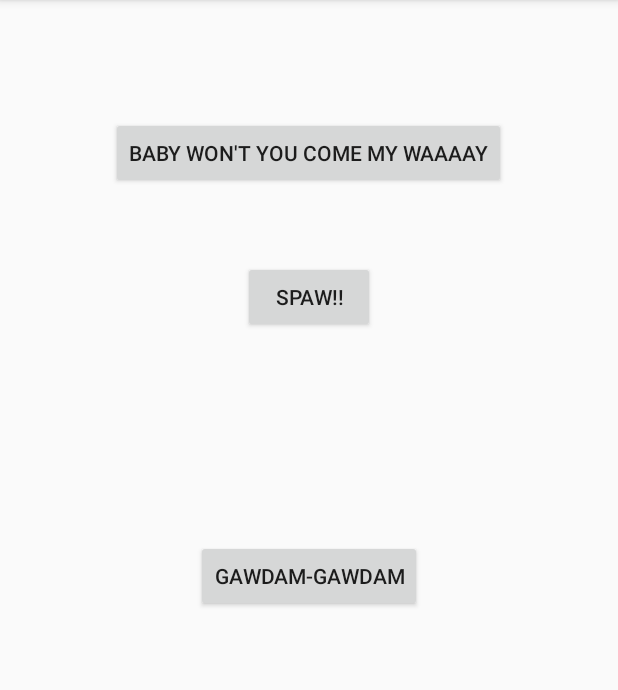
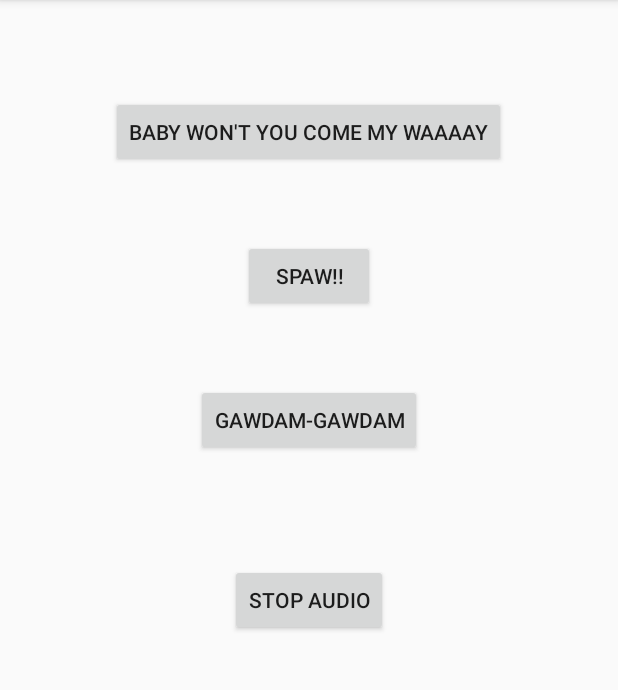
Before and after one commit to BGR360/BabyWontYouComeMyWay, an Android app: the screen it shows after launch (MainActivity), on a phone screen of 412 x 824 dp, the part 84-774 px from its top. Run offline under Robolectric (Android 15) with nearby library versions, the phone set to English and light mode, and no system bars.

Commit message:
Programmed the Buddins

```diff
--- a/app/src/main/java/com/example/ben/babywontyoucomemyway/MainActivity.java
+++ b/app/src/main/java/com/example/ben/babywontyoucomemyway/MainActivity.java
@@ -1,16 +1,22 @@
 package com.example.ben.babywontyoucomemyway;
 
+import android.graphics.PorterDuff;
 import android.os.Bundle;
 import android.support.design.widget.FloatingActionButton;
 import android.support.design.widget.Snackbar;
 import android.support.v7.app.AppCompatActivity;
 import android.support.v7.widget.Toolbar;
+import android.view.MotionEvent;
 import android.view.View;
 import android.view.Menu;
 import android.view.MenuItem;
+import android.widget.Button;
+import android.widget.Toast;
 
-public class MainActivity extends AppCompatActivity
+public class MainActivity extends AppCompatActivity implements View.OnClickListener
 {
+
+    Button babyButton, spawButton, gawdamButton, stopButton;
 
     @Override
     protected void onCreate(Bundle savedInstanceState)
@@ -32,6 +38,16 @@ public class MainActivity extends AppCompatActivity
             }
         });
         */
+
+        babyButton = (Button) findViewById(R.id.baby_button);
+        spawButton = (Button) findViewById(R.id.spaw_button);
+        gawdamButton = (Button) findViewById(R.id.gawdam_button);
+        stopButton = (Button) findViewById(R.id.stop_button);
+
+        babyButton.setOnClickListener(this);
+        spawButton.setOnClickListener(this);
+        gawdamButton.setOnClickListener(this);
+        stopButton.setOnClickListener(this);
     }
 
     @Override
@@ -58,4 +74,48 @@ public class MainActivity extends AppCompatActivity
 
         return super.onOptionsItemSelected(item);
     }
+
+    public void playBabyWontYouComeMyWay()
+    {
+        Toast.makeText(this, "Baby Won't You Come My Waaaaaay????1", Toast.LENGTH_SHORT).show();
+    }
+
+    public void playSpaw()
+    {
+        Toast.makeText(this, "SPAW!!", Toast.LENGTH_SHORT).show();
+    }
+
+    public void playGawdam()
+    {
+        Toast.makeText(this, "gawdam-gawdam", Toast.LENGTH_SHORT).show();
+    }
+
+    public void stopAudio()
+    {
+        Toast.makeText(this, "STOP", Toast.LENGTH_SHORT).show();
+    }
+
+    @Override
+    public void onClick(View v)
+    {
+        if (v != null)
+        {
+            if (v == babyButton)
+            {
+                playBabyWontYouComeMyWay();
+            }
+            else if (v == spawButton)
+            {
+                playSpaw();
+            }
+            else if (v == gawdamButton)
+            {
+                playGawdam();
+            }
+            else if (v == stopButton)
+            {
+                stopAudio();
+            }
+        }
+    }
 }
--- a/app/src/main/res/layout/content_main.xml
+++ b/app/src/main/res/layout/content_main.xml
@@ -19,7 +19,7 @@
         android:layout_height="wrap_content"
         android:text="@string/baby_button_text"
         android:id="@+id/baby_button"
-        android:layout_marginTop="62dp"
+        android:layout_marginTop="48dp"
         android:layout_alignParentTop="true"
         android:layout_centerHorizontal="true"/>
 
@@ -37,6 +37,16 @@
         android:layout_height="wrap_content"
         android:text="@string/gawdam_button_text"
         android:id="@+id/gawdam_button"
-        android:layout_centerVertical="true"
+        android:layout_marginTop="48dp"
+        android:layout_below="@+id/spaw_button"
+        android:layout_centerHorizontal="true"/>
+
+    <Button
+        android:layout_width="wrap_content"
+        android:layout_height="wrap_content"
+        android:text="@string/stop_button_text"
+        android:id="@+id/stop_button"
+        android:layout_marginTop="72dp"
+        android:layout_below="@+id/gawdam_button"
         android:layout_centerHorizontal="true"/>
 </RelativeLayout>
--- a/app/src/main/res/values/strings.xml
+++ b/app/src/main/res/values/strings.xml
@@ -5,4 +5,5 @@
     <string name="baby_button_text">Baby Won\'t You Come My Waaaay</string>
     <string name="spaw_button_text">SPAW!!</string>
     <string name="gawdam_button_text">gawdam-gawdam</string>
+    <string name="stop_button_text">Stop Audio</string>
 </resources>
```
